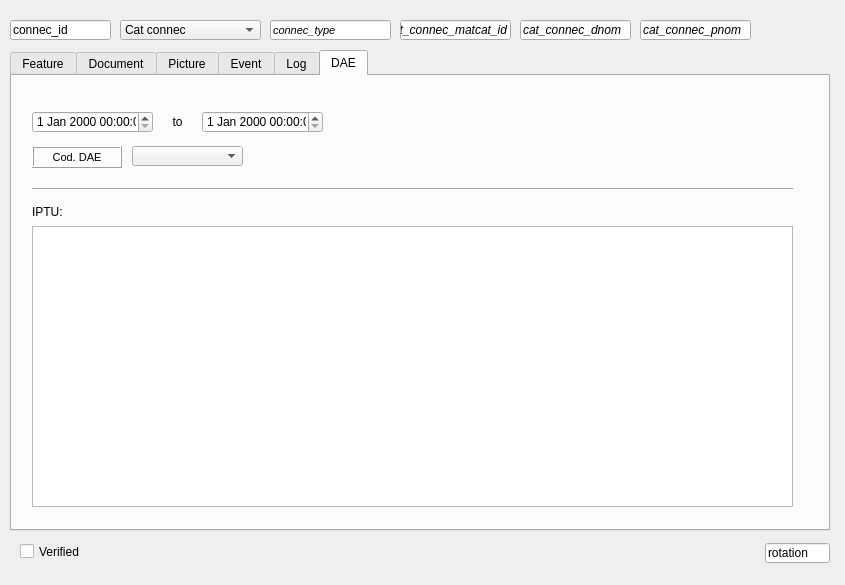
This is ui/ws_connec.ui in Giswater/giswater_qgis_plugin as Qt 5 draws it before an edit. The edited form follows.
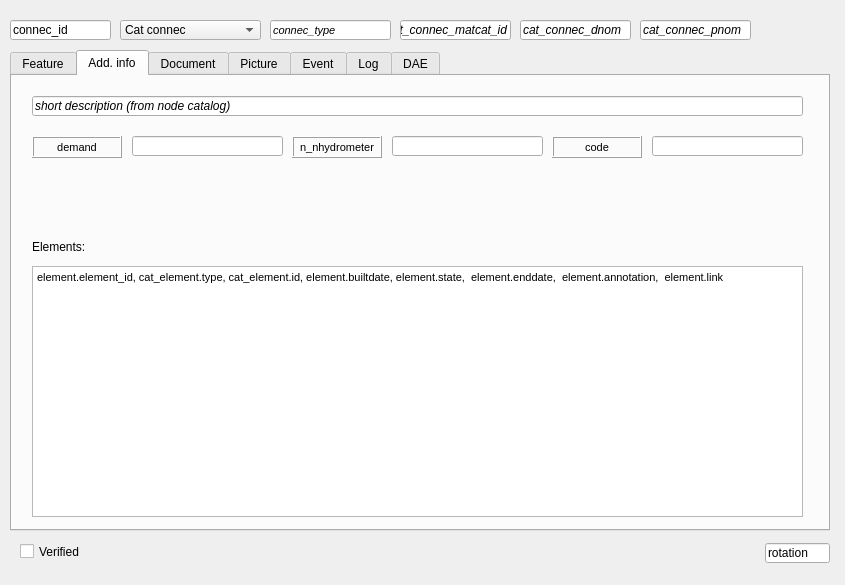
This is the edited form.

```diff
--- a/ui/ws_connec.ui
+++ b/ui/ws_connec.ui
@@ -38,7 +38,7 @@
     </rect>
    </property>
    <property name="currentIndex">
-    <number>5</number>
+    <number>1</number>
    </property>
    <widget class="QWidget" name="tab_5">
     <attribute name="title">
@@ -1015,6 +1015,208 @@
      </property>
     </widget>
    </widget>
+   <widget class="QWidget" name="tab">
+    <attribute name="title">
+     <string>Add. info</string>
+    </attribute>
+    <widget class="QLabel" name="label_elements">
+     <property name="geometry">
+      <rect>
+       <x>20</x>
+       <y>160</y>
+       <width>90</width>
+       <height>22</height>
+      </rect>
+     </property>
+     <property name="font">
+      <font>
+       <pointsize>9</pointsize>
+      </font>
+     </property>
+     <property name="frameShape">
+      <enum>QFrame::NoFrame</enum>
+     </property>
+     <property name="frameShadow">
+      <enum>QFrame::Plain</enum>
+     </property>
+     <property name="text">
+      <string>Elements:</string>
+     </property>
+     <property name="textFormat">
+      <enum>Qt::AutoText</enum>
+     </property>
+     <property name="scaledContents">
+      <bool>false</bool>
+     </property>
+     <property name="alignment">
+      <set>Qt::AlignLeading|Qt::AlignLeft|Qt::AlignVCenter</set>
+     </property>
+     <property name="margin">
+      <number>3</number>
+     </property>
+    </widget>
+    <widget class="QTextEdit" name="element">
+     <property name="geometry">
+      <rect>
+       <x>20</x>
+       <y>190</y>
+       <width>771</width>
+       <height>251</height>
+      </rect>
+     </property>
+     <property name="html">
+      <string>&lt;!DOCTYPE HTML PUBLIC &quot;-//W3C//DTD HTML 4.0//EN&quot; &quot;http://www.w3.org/TR/REC-html40/strict.dtd&quot;&gt;
+&lt;html&gt;&lt;head&gt;&lt;meta name=&quot;qrichtext&quot; content=&quot;1&quot; /&gt;&lt;style type=&quot;text/css&quot;&gt;
+p, li { white-space: pre-wrap; }
+&lt;/style&gt;&lt;/head&gt;&lt;body style=&quot; font-family:'MS Shell Dlg 2'; font-size:8.25pt; font-weight:400; font-style:normal;&quot;&gt;
+&lt;p style=&quot; margin-top:0px; margin-bottom:0px; margin-left:0px; margin-right:0px; -qt-block-indent:0; text-indent:0px;&quot;&gt;&lt;span style=&quot; font-size:8pt;&quot;&gt;element.element_id, cat_element.type, cat_element.id, element.builtdate, element.state,  element.enddate,  element.annotation,  element.link&lt;/span&gt;&lt;/p&gt;&lt;/body&gt;&lt;/html&gt;</string>
+     </property>
+    </widget>
+    <widget class="QLineEdit" name="cat_descript_7">
+     <property name="geometry">
+      <rect>
+       <x>20</x>
+       <y>20</y>
+       <width>771</width>
+       <height>20</height>
+      </rect>
+     </property>
+     <property name="font">
+      <font>
+       <italic>true</italic>
+      </font>
+     </property>
+     <property name="text">
+      <string>short description (from node catalog)</string>
+     </property>
+    </widget>
+    <widget class="QLabel" name="label_code">
+     <property name="geometry">
+      <rect>
+       <x>540</x>
+       <y>60</y>
+       <width>90</width>
+       <height>22</height>
+      </rect>
+     </property>
+     <property name="font">
+      <font>
+       <pointsize>8</pointsize>
+      </font>
+     </property>
+     <property name="frameShape">
+      <enum>QFrame::Box</enum>
+     </property>
+     <property name="frameShadow">
+      <enum>QFrame::Raised</enum>
+     </property>
+     <property name="text">
+      <string>code</string>
+     </property>
+     <property name="textFormat">
+      <enum>Qt::AutoText</enum>
+     </property>
+     <property name="scaledContents">
+      <bool>false</bool>
+     </property>
+     <property name="alignment">
+      <set>Qt::AlignCenter</set>
+     </property>
+     <property name="margin">
+      <number>3</number>
+     </property>
+    </widget>
+    <widget class="QLineEdit" name="connec_elevation_2">
+     <property name="geometry">
+      <rect>
+       <x>120</x>
+       <y>60</y>
+       <width>151</width>
+       <height>20</height>
+      </rect>
+     </property>
+    </widget>
+    <widget class="QLabel" name="label_connec_n_hydrometer">
+     <property name="geometry">
+      <rect>
+       <x>280</x>
+       <y>60</y>
+       <width>90</width>
+       <height>22</height>
+      </rect>
+     </property>
+     <property name="font">
+      <font>
+       <pointsize>8</pointsize>
+      </font>
+     </property>
+     <property name="frameShape">
+      <enum>QFrame::Box</enum>
+     </property>
+     <property name="frameShadow">
+      <enum>QFrame::Raised</enum>
+     </property>
+     <property name="text">
+      <string>n_nhydrometer</string>
+     </property>
+     <property name="alignment">
+      <set>Qt::AlignCenter</set>
+     </property>
+     <property name="margin">
+      <number>3</number>
+     </property>
+    </widget>
+    <widget class="QLineEdit" name="connec_depth_2">
+     <property name="geometry">
+      <rect>
+       <x>380</x>
+       <y>60</y>
+       <width>151</width>
+       <height>20</height>
+      </rect>
+     </property>
+    </widget>
+    <widget class="QLabel" name="label_connec_demand">
+     <property name="geometry">
+      <rect>
+       <x>20</x>
+       <y>60</y>
+       <width>90</width>
+       <height>22</height>
+      </rect>
+     </property>
+     <property name="font">
+      <font>
+       <pointsize>8</pointsize>
+      </font>
+     </property>
+     <property name="frameShape">
+      <enum>QFrame::Box</enum>
+     </property>
+     <property name="frameShadow">
+      <enum>QFrame::Raised</enum>
+     </property>
+     <property name="text">
+      <string>demand</string>
+     </property>
+     <property name="alignment">
+      <set>Qt::AlignCenter</set>
+     </property>
+     <property name="margin">
+      <number>3</number>
+     </property>
+    </widget>
+    <widget class="QLineEdit" name="connec_depth_3">
+     <property name="geometry">
+      <rect>
+       <x>640</x>
+       <y>60</y>
+       <width>151</width>
+       <height>20</height>
+      </rect>
+     </property>
+    </widget>
+   </widget>
    <widget class="QWidget" name="tab_9">
     <attribute name="title">
      <string>Document</string>
```
